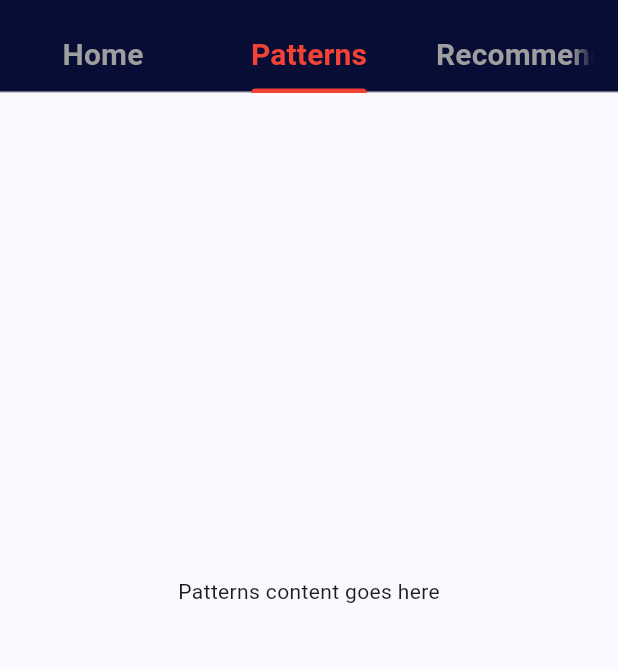
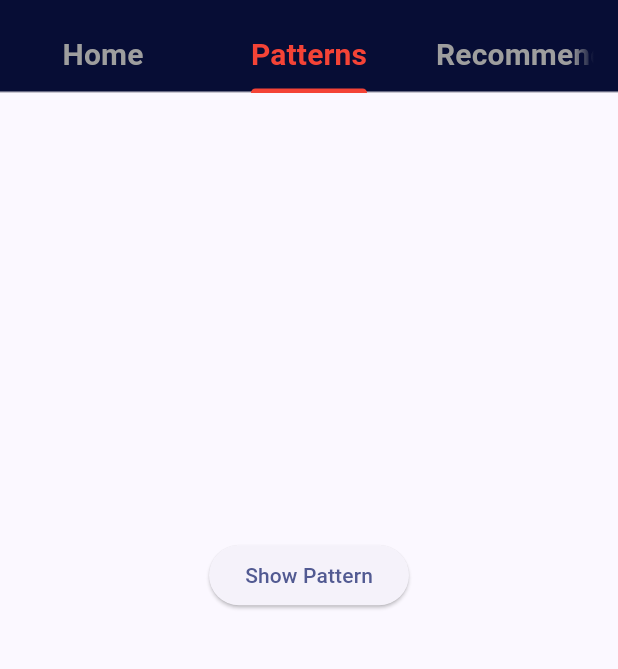
Before and after one commit to AnkitaShanbhag30/flutter_application_reelatable, a Flutter app: the screen it shows after launch, tab 2 chosen, on a phone screen of 412 x 824 dp, the part 147-816 px from its top. Run offline on Flutter 3.47's test engine with Material 3 defaults, Android fonts, the phone set to English and light mode, and no system bars.

```diff
--- a/lib/main.dart
+++ b/lib/main.dart
@@ -54,6 +54,7 @@ class _MyHomePageState extends State<MyHomePage> {
   String _errorMessage = '';
   int _selectedTabIndex = 0; // To track the selected tab
   int _mainTabIndex = 0;
+   String _apiResponse = '';
 
    // Change to store detailed information
   Map<String, Map<String, String>> userResonatedData = {};
@@ -161,13 +162,49 @@ Widget build(BuildContext context) {
         child: TabBarView(
           children: [
             homeTab(), // Your existing content
-            const Center(child: Text('Patterns content goes here')),
+
+            Center(
+              // wrap the below in SingleChildScrollView to make it scrollable
+              child:SingleChildScrollView(
+                child: Column(
+                  children: <Widget>[
+                    ElevatedButton(
+                      child: Text('Show Pattern'),
+                      onPressed: getMoviePatterns, // No need to pass movieTitles explicitly anymore
+                    ),
+                    Text(_apiResponse),
+                  ],
+                ),
+              ),
+            ),
             const Center(child: Text('Recommendations content goes here')),
           ],
         ),
       ),
     ),
   );
+}
+
+
+Map<String, dynamic> _patternData = {}; // To store the parsed pattern data
+
+Future<void> getMoviePatterns() async {
+  List<String> movieTitles = movies.map((movie) => movie['title'] as String).toList();
+  var url = Uri.parse('http://localhost:5001/patterns/get_movie_patterns');
+  var response = await http.post(
+    url,
+    headers: {"Content-Type": "application/json"},
+    body: jsonEncode({"titles": movieTitles}),
+  );
+
+  if (response.statusCode == 200) {
+    setState(() {
+      _apiResponse = response.body;
+      _patternData = json.decode(response.body); // Parsing and storing the data
+    });
+  } else {
+    print('Request failed with status: ${response.statusCode}.');
+  }
 }
 
   Widget homeTab() {
@@ -248,13 +285,16 @@ Widget build(BuildContext context) {
                     ],
                   ),
                 ),
-              ElevatedButton(
+              Padding(
+                padding: const EdgeInsets.all(20.0),  // Adds 20 pixels padding around the button
+                child: ElevatedButton(
                   onPressed: () {
                     setState(() {
                       showResonated = !showResonated; // Toggle the display of resonated items
                     });
                   },
                   child: Text('Show Resonated'),
+                ),
               ),
               if (showResonated) buildResonatedList(),
             ],
@@ -264,8 +304,6 @@ Widget build(BuildContext context) {
     );
   }
 
-
-
   @override
   void dispose() {
     _textController.dispose();
```
Lines whose indentation alone changed are shown as unchanged.
